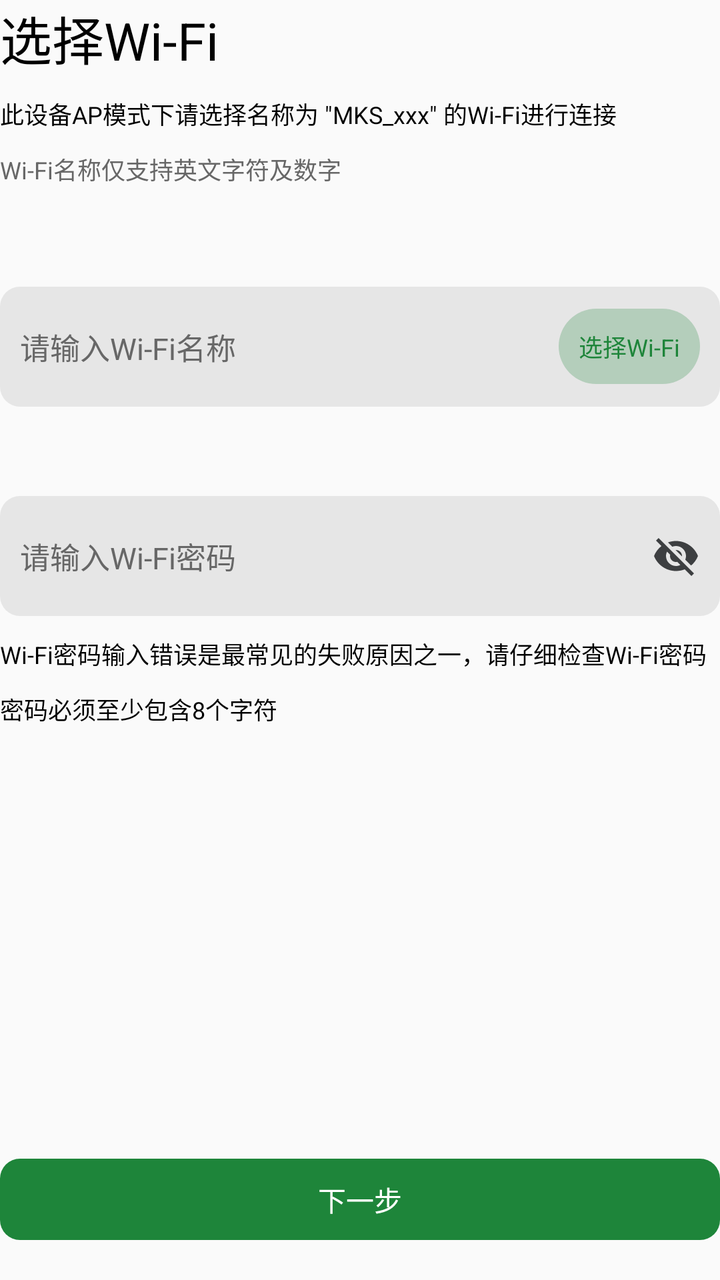
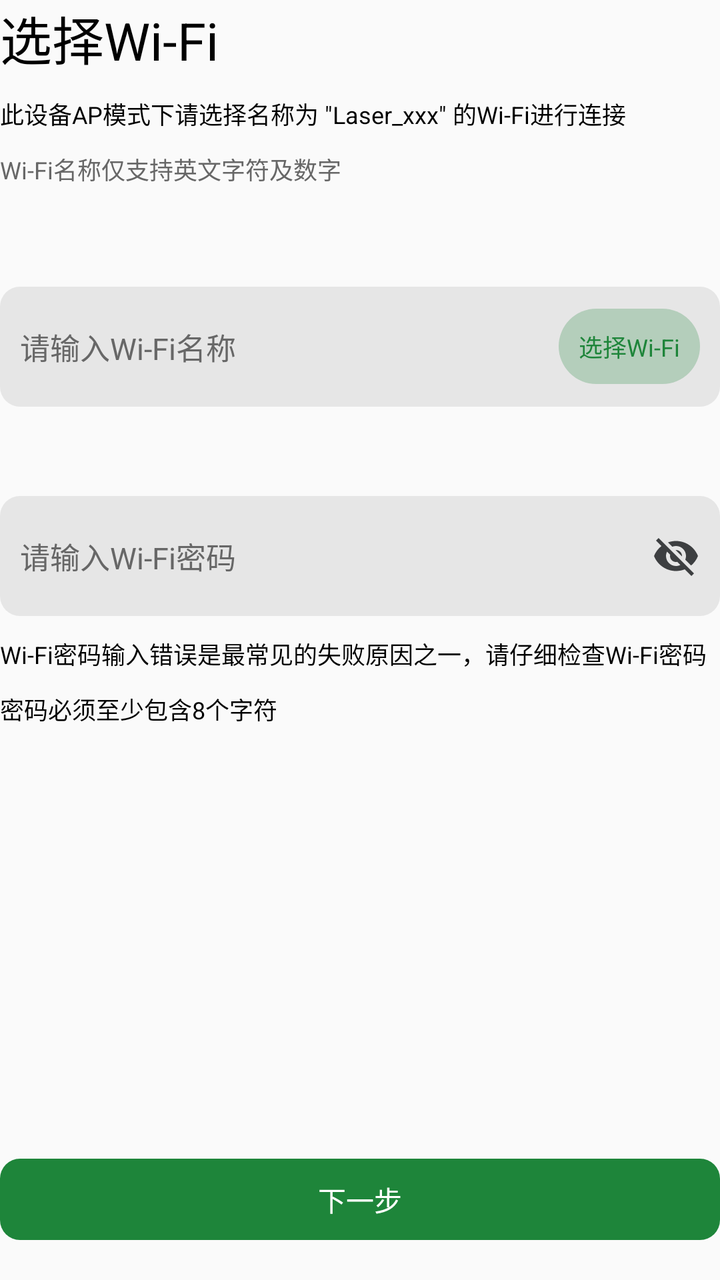

Two renders of the same Android screen: before a commit and after it. Below are the layout's source before the change and the commit's diff.
<!-- AndroidManifest.xml: application theme AppTheme -->
<!-- res/layout/fragment_wifi_connect_model.xml -->
<?xml version="1.0" encoding="utf-8"?>
<RelativeLayout xmlns:android="http://schemas.android.com/apk/res/android"
    android:layout_width="match_parent"
    android:layout_height="match_parent"
    android:fitsSystemWindows="true">

    <LinearLayout
        android:layout_width="match_parent"
        android:layout_height="match_parent"
        android:layout_above="@+id/tv_next"
        android:layout_alignParentTop="true"
        android:orientation="vertical">

        <TextView
            android:layout_width="match_parent"
            android:layout_height="wrap_content"
            android:text="选择Wi-Fi"
            android:textColor="@color/colorBlack"
            android:textSize="26sp" />

        <TextView
            android:layout_width="match_parent"
            android:layout_height="wrap_content"
            android:layout_marginTop="10dp"
            android:text="此设备AP模式下请选择名称为 &quot;MKS_xxx&quot; 的Wi-Fi进行连接"
            android:textColor="@color/colorBlack"
            android:textSize="12sp" />

        <TextView
            android:layout_width="match_parent"
            android:layout_height="wrap_content"
            android:layout_marginTop="10dp"
            android:text="Wi-Fi名称仅支持英文字符及数字"
            android:textColor="#676767"
            android:textSize="12sp" />

        <RelativeLayout
            android:layout_width="match_parent"
            android:layout_height="60dp"
            android:layout_marginTop="50dp"
            android:layout_marginBottom="5dp"
            android:background="@drawable/bg_gray_e6e6e6_r10"
            android:padding="10dp">

            <EditText
                android:id="@+id/et_ssid"
                android:layout_width="match_parent"
                android:layout_height="wrap_content"
                android:layout_alignParentStart="true"
                android:layout_centerVertical="true"
                android:layout_marginEnd="15dp"
                android:layout_toLeftOf="@+id/tv_choose_wifi"
                android:background="@null"
                android:hint="请输入Wi-Fi名称"
                android:textColor="@color/colorBlack"
                android:textColorHint="#676767"
                android:textSize="15sp" />

            <TextView
                android:id="@+id/tv_choose_wifi"
                android:layout_width="wrap_content"
                android:layout_height="wrap_content"
                android:layout_alignParentEnd="true"
                android:layout_centerVertical="true"
                android:background="@drawable/bg_green_401e853a_r30"
                android:padding="10dp"
                android:text="选择Wi-Fi"
                android:textColor="@color/colorGreen"
                android:textSize="12sp" />
        </RelativeLayout>

        <TextView
            android:id="@+id/tv_is5G_tips"
            android:layout_width="match_parent"
            android:layout_height="wrap_content"
            android:layout_marginTop="10dp"
            android:layout_marginBottom="10dp"
            android:textColor="#ff1135"
            android:textSize="11sp" />

        <RelativeLayout
            android:layout_width="match_parent"
            android:layout_height="60dp"
            android:layout_marginTop="5dp"
            android:background="@drawable/bg_gray_e6e6e6_r10"
            android:padding="10dp">

            <EditText
                android:id="@+id/et_password"
                android:layout_width="match_parent"
                android:layout_height="wrap_content"
                android:layout_alignParentStart="true"
                android:layout_centerVertical="true"
                android:layout_marginEnd="20dp"
                android:layout_toLeftOf="@+id/iv_password_visibility"
                android:background="@null"
                android:hint="请输入Wi-Fi密码"
                android:inputType="textPassword"
                android:textColor="@color/colorBlack"
                android:textColorHint="#676767"
                android:textSize="15sp" />

            <ImageView
                android:id="@+id/iv_password_visibility"
                android:layout_width="24dp"
                android:layout_height="24dp"
                android:layout_alignParentEnd="true"
                android:layout_centerVertical="true"
                android:src="@drawable/ic_password_visibility_off" />
        </RelativeLayout>

        <TextView
            android:layout_width="match_parent"
            android:layout_height="wrap_content"
            android:layout_marginTop="10dp"
            android:text="Wi-Fi密码输入错误是最常见的失败原因之一，请仔细检查Wi-Fi密码"
            android:textColor="@color/colorBlack"
            android:textSize="12sp" />

        <TextView
            android:id="@+id/tv_password_tips"
            android:layout_width="match_parent"
            android:layout_height="wrap_content"
            android:layout_marginTop="10dp"
            android:text="密码必须至少包含8个字符"
            android:textColor="@color/colorBlack"
            android:textSize="12sp" />
    </LinearLayout>

    <TextView
        android:id="@+id/tv_next"
        android:layout_width="match_parent"
        android:layout_height="wrap_content"
        android:layout_alignParentBottom="true"
        android:layout_marginTop="20dp"
        android:layout_marginBottom="20dp"
        android:background="@drawable/bg_green_1e853a_r10"
        android:gravity="center"
        android:padding="10dp"
        android:text="下一步"
        android:textColor="@color/colorWhite" />
</RelativeLayout>
<!-- resources referenced by this layout -->
<resources>
  <color name="colorBlack">#000000</color>
  <color name="colorGreen">#1e853a</color>
  <color name="colorWhite">#ffffff</color>
  <!-- drawable bg_gray_e6e6e6_r10 (drawable) -->
  <?xml version="1.0" encoding="utf-8"?>
  <shape xmlns:android="http://schemas.android.com/apk/res/android">
  
      <solid android:color="#FFE6E6E6" />
  
      <corners android:radius="10dp" />
  
  </shape>
  <!-- drawable bg_green_1e853a_r10 (drawable) -->
  <?xml version="1.0" encoding="utf-8"?>
  <shape xmlns:android="http://schemas.android.com/apk/res/android">
  
      <solid android:color="@color/colorGreen" />
  
      <corners android:radius="10dp" />
  
  </shape>
  <!-- drawable bg_green_401e853a_r30 (drawable) -->
  <?xml version="1.0" encoding="utf-8"?>
  <shape xmlns:android="http://schemas.android.com/apk/res/android">
  
      <solid android:color="#401e853a" />
  
      <corners android:radius="30dp" />
  
  </shape>
  <!-- drawable ic_password_visibility_off (drawable) -->
  <?xml version="1.0" encoding="utf-8"?>
  <vector xmlns:android="http://schemas.android.com/apk/res/android"
      android:tint="#3d3f41"
      android:height="24dp"
      android:width="24dp"
      android:viewportWidth="24"
      android:viewportHeight="24">
      <path
          android:fillColor="@android:color/white"
          android:pathData="M12,7c2.76,0 5,2.24 5,5 0,0.65 -0.13,1.26 -0.36,1.83l2.92,2.92c1.51,-1.26 2.7,-2.89 3.43,-4.75 -1.73,-4.39 -6,-7.5 -11,-7.5 -1.4,0 -2.74,0.25 -3.98,0.7l2.16,2.16C10.74,7.13 11.35,7 12,7zM2,4.27l2.28,2.28 0.46,0.46C3.08,8.3 1.78,10.02 1,12c1.73,4.39 6,7.5 11,7.5 1.55,0 3.03,-0.3 4.38,-0.84l0.42,0.42L19.73,22 21,20.73 3.27,3 2,4.27zM7.53,9.8l1.55,1.55c-0.05,0.21 -0.08,0.43 -0.08,0.65 0,1.66 1.34,3 3,3 0.22,0 0.44,-0.03 0.65,-0.08l1.55,1.55c-0.67,0.33 -1.41,0.53 -2.2,0.53 -2.76,0 -5,-2.24 -5,-5 0,-0.79 0.2,-1.53 0.53,-2.2zM11.84,9.02l3.15,3.15 0.02,-0.16c0,-1.66 -1.34,-3 -3,-3l-0.17,0.01z"/>
  </vector>
  <style name="AppTheme" parent="Theme.AppCompat.Light.DarkActionBar">
          
          <item name="colorPrimary">@color/colorWhite</item>
          <item name="colorPrimaryDark">@color/colorWhite</item>
          <item name="colorAccent">@color/colorAccent</item>
          <item name="android:windowFullscreen">false</item>
          <item name="android:navigationBarColor" tools:targetApi="lollipop">@color/colorWhite</item>
      </style>
  <color name="colorAccent">#338a3e</color>
</resources>

<!-- the commit's change to res/layout/fragment_wifi_connect_model.xml (unified diff, before → after) -->
@@ -22,7 +22,7 @@
             android:layout_width="match_parent"
             android:layout_height="wrap_content"
             android:layout_marginTop="10dp"
-            android:text="此设备AP模式下请选择名称为 &quot;MKS_xxx&quot; 的Wi-Fi进行连接"
+            android:text="此设备AP模式下请选择名称为 &quot;Laser_xxx&quot; 的Wi-Fi进行连接"
             android:textColor="@color/colorBlack"
             android:textSize="12sp" />
 
